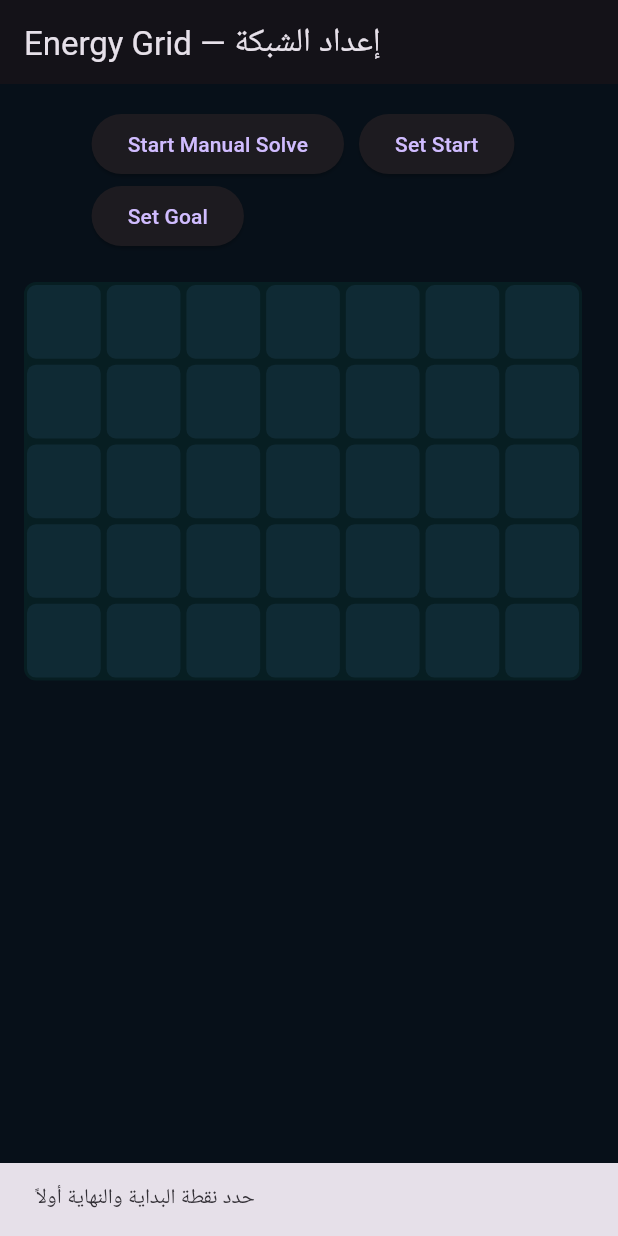
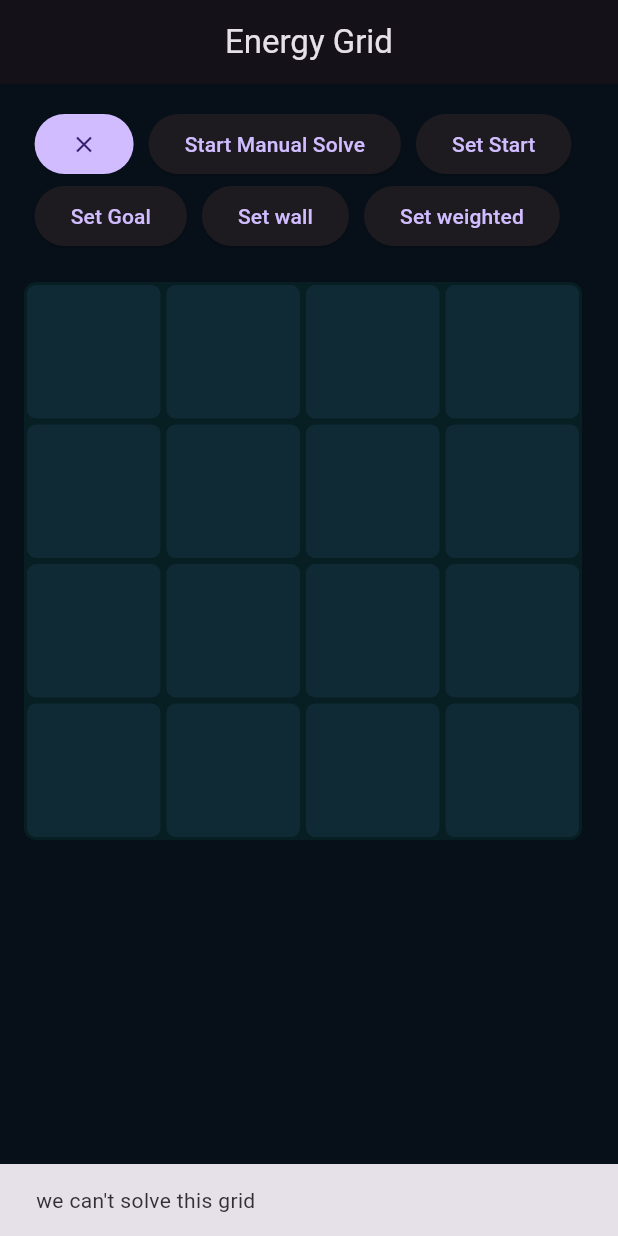
Before and after one commit to AbdulrahmanAlkhawwam/Energy_Grid, a Flutter app: the screen it shows after launch, after a tap on "Start Manual Solve", on a phone screen of 412 x 824 dp. Run offline on Flutter 3.47's test engine with Material 3 defaults, Android fonts, the phone set to English and light mode, and no system bars; Roboto replaces fonts that are missing (Poppins).

Commit message:
add values by user

```diff
--- a/lib/main.dart
+++ b/lib/main.dart
@@ -6,6 +6,8 @@ void main() {
 }
 
 class EnergyGridApp extends StatelessWidget {
+  const EnergyGridApp({super.key});
+
   @override
   Widget build(BuildContext context) {
     return MaterialApp(
--- a/lib/screens/grid_setup_screen.dart
+++ b/lib/screens/grid_setup_screen.dart
@@ -1,5 +1,6 @@
 import 'dart:math';
 import 'package:flutter/material.dart';
+import '../logic/dijkstra.dart';
 import '../models/grid.dart';
 import '../models/cell.dart';
 import 'game_screen.dart';
@@ -14,8 +15,8 @@ class GridSetupScreen extends StatefulWidget {
 }
 
 class _GridSetupScreenState extends State<GridSetupScreen> {
-  int rows = 5;
-  int cols = 7;
+  int rows = 4;
+  int cols = 4;
   late GridModel grid;
   EditMode mode = EditMode.setStart;
 
@@ -27,11 +28,24 @@ class _GridSetupScreenState extends State<GridSetupScreen> {
 
   void rebuild() => setState(() => grid = GridModel(rows: rows, cols: cols));
 
+  void clearGrid() {
+    setState(() {
+      grid.reset();
+    });
+  }
+
   void startGame() {
+    print(dijkstraMinCost(grid).toString());
+    if (dijkstraMinCost(grid) <= 0 || dijkstraMinCost(grid) >= 100000) {
+      ScaffoldMessenger.of(
+        context,
+      ).showSnackBar(SnackBar(content: Text("we can't solve this grid ")));
+      return;
+    }
     if (grid.find(CellType.start) == null || grid.find(CellType.goal) == null) {
-      ScaffoldMessenger.of(context).showSnackBar(
-        SnackBar(content: Text('حدد نقطة البداية والنهاية أولاً')),
-      );
+      ScaffoldMessenger.of(
+        context,
+      ).showSnackBar(SnackBar(content: Text('select start and Goal cell')));
       return;
     }
     Navigator.push(
@@ -71,7 +85,7 @@ class _GridSetupScreenState extends State<GridSetupScreen> {
     final gridWidth = min(MediaQuery.of(context).size.width - 40, 700.0);
     final cellSize = gridWidth / cols;
     return Scaffold(
-      appBar: AppBar(title: const Text('Energy Grid — إعداد الشبكة')),
+      appBar: AppBar(title: const Text('Energy Grid'), centerTitle: true),
       body: Padding(
         padding: const EdgeInsets.all(16.0),
         child: Column(
@@ -79,6 +93,10 @@ class _GridSetupScreenState extends State<GridSetupScreen> {
             Wrap(
               spacing: 10,
               children: [
+                FilledButton(
+                  onPressed: clearGrid,
+                  child: const Icon(Icons.clear),
+                ),
                 ElevatedButton(
                   onPressed: startGame,
                   child: const Text('Start Manual Solve'),
@@ -90,6 +108,14 @@ class _GridSetupScreenState extends State<GridSetupScreen> {
                 ElevatedButton(
                   onPressed: () => setState(() => mode = EditMode.setGoal),
                   child: const Text('Set Goal'),
+                ),
+                ElevatedButton(
+                  onPressed: () => setState(() => mode = EditMode.setWall),
+                  child: const Text('Set wall'),
+                ),
+                ElevatedButton(
+                  onPressed: () => setState(() => mode = EditMode.setWeighted),
+                  child: const Text('Set weighted'),
                 ),
               ],
             ),
```
Also changed, not shown: lib/screens/game_screen.dart (+6 -4 lines).
